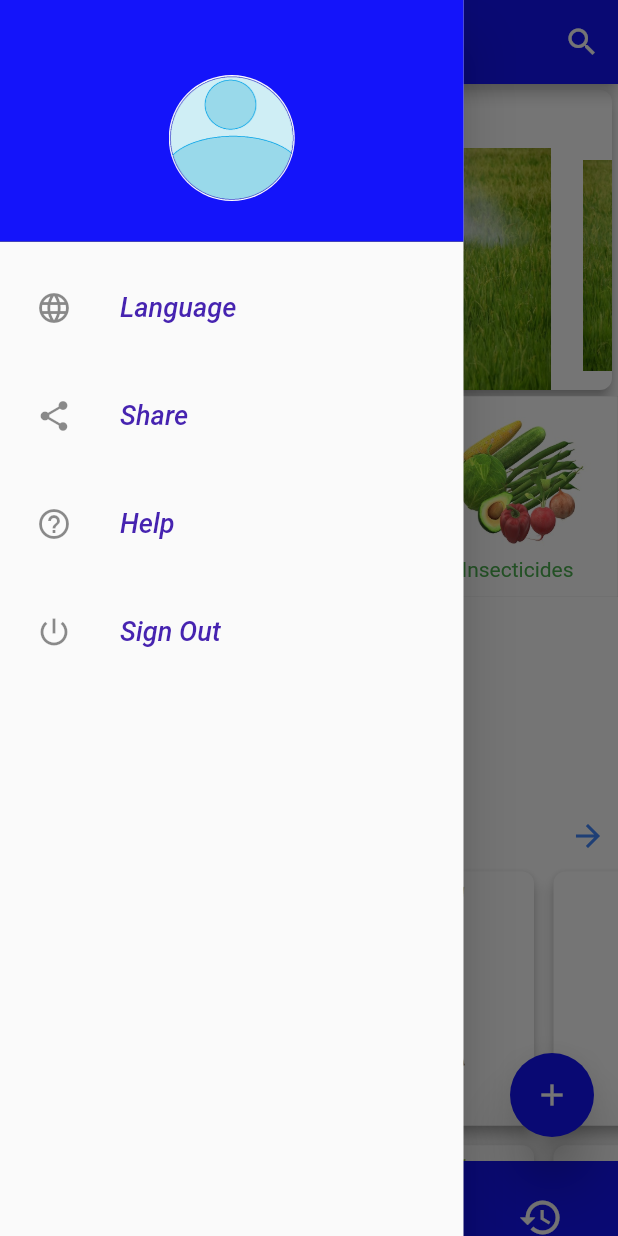
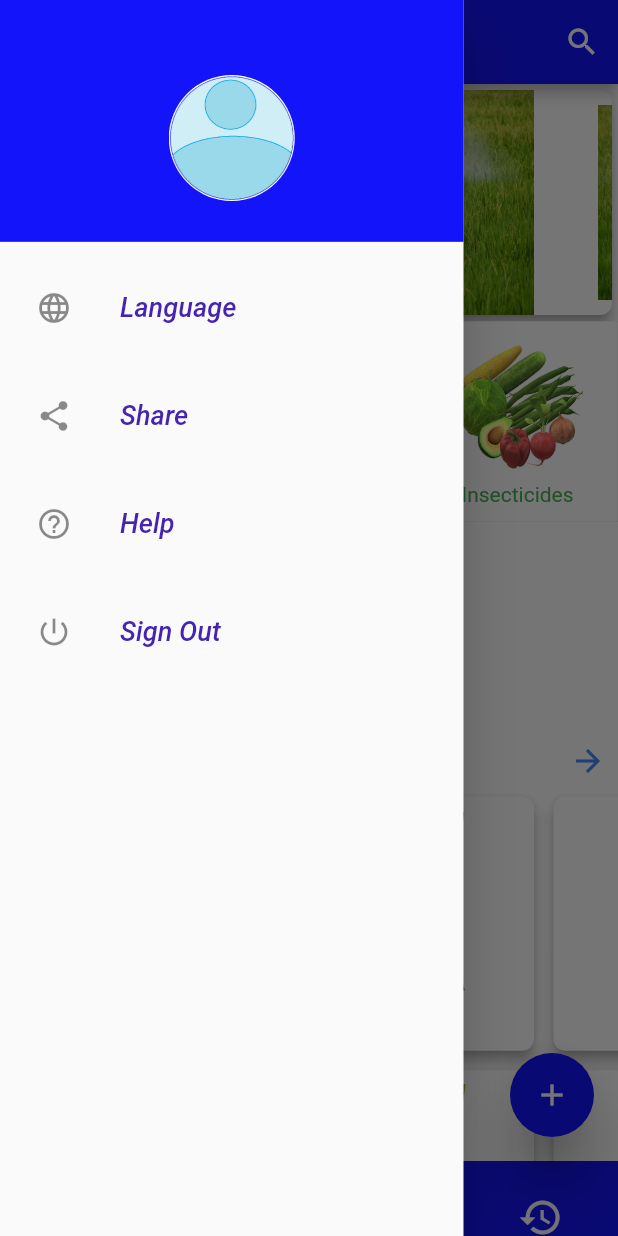
Before and after one commit to swarupanandadhua/HelloKishan, a Flutter app: the Wrapper screen opened directly, with the side drawer open, on a phone screen of 412 x 824 dp. Run offline on Flutter 3.47's test engine with Material 2 defaults, Android fonts, the phone set to English and light mode, and no system bars; drawn by our look-alikes of carousel_slider, curved_navigation_bar; our stand-ins replace cloud_firestore, easy_localization, firebase_auth, firebase_core, firebase_messaging, firebase_storage and 5 more; missing offline and left inert: firebase_admob, firestore_ui, geocoder, geoflutterfire; accounts and stored records are empty.

Commit message:
Release:1.0.1

```diff
--- a/lib/Models/Products.dart
+++ b/lib/Models/Products.dart
@@ -1,10 +1,10 @@
 const List<List<String>> FERTLIZERS = [
-  ['Paras SSP', 'Paras SSP', 'assets/images/paras-ssp.png', '0'],
-  ['Paras 10-26', 'Paas 10-26', 'assets/images/paras-10-26-26.png', '1'],
-  ['Paras 12-32', 'Paras 12-32', 'assets/images/paras-12-32-16.png', '2'],
-  ['Paras 14-35', 'Paras 14-35', 'assets/images/paras-14-35-14.png', '3'],
-  ['Paras DAP', 'Paras DAP', 'assets/images/paras-dap.png', '4'],
-  ['Paras MOP', 'Paras MOP', 'assets/images/paras-mop.png', '5'],
+  ['পরশ SSP', 'Paras SSP', 'assets/images/paras-ssp.png', '0'],
+  ['পরশ ১০-২৬', 'Paas 10-26', 'assets/images/paras-10-26-26.png', '1'],
+  ['পরশ 12-32', 'Paras 12-32', 'assets/images/paras-12-32-16.png', '2'],
+  ['পরশ 14-35', 'Paras 14-35', 'assets/images/paras-14-35-14.png', '3'],
+  ['পরশ ডি.এ.পি.', 'Paras DAP', 'assets/images/paras-dap.png', '4'],
+  ['পরশ MOP', 'Paras MOP', 'assets/images/paras-mop.png', '5'],
 ];
 
 const List<List<String>> PRODUCTS = [
--- a/lib/Screens/Common/HelloKishanDialog.dart
+++ b/lib/Screens/Common/HelloKishanDialog.dart
@@ -4,14 +4,12 @@ import 'package:easy_localization/easy_localization.dart';
 import 'package:flutter/material.dart';
 
 class HelloKishanDialog {
-  static int lang = 0;
-
-  static List<String> langs = [
-    'English',
-    'বাংলা',
-  ];
-
   static Dialog languagePickerDialog() {
+    int lang = (SharedPrefData.getLanguage() == 'en_US') ? 0 : 1;
+    List<String> langs = [
+      'English',
+      'বাংলা',
+    ];
     return Dialog(
       shape: RoundedRectangleBorder(
         borderRadius: BorderRadius.circular(12.0),
@@ -34,6 +32,7 @@ class HelloKishanDialog {
                   EasyLocalization.of(context).locale =
                       (lang == 0) ? Locale('en', 'US') : Locale('bn', 'IN');
                   SharedPrefData.setLanguage(newLang);
+                  debugPrint('Changed: $newLang');
                 }
                 Navigator.pop(context, x);
               },
--- a/lib/Screens/Home/HomeScreen.dart
+++ b/lib/Screens/Home/HomeScreen.dart
@@ -7,12 +7,7 @@ import 'package:carousel_slider/carousel_slider.dart';
 import 'package:flutter/material.dart';
 import 'package:easy_localization/easy_localization.dart';
 
-class HomeScreen extends StatefulWidget {
-  @override
-  HomeScreenState createState() => HomeScreenState();
-}
-
-class HomeScreenState extends State<HomeScreen> {
+class HomeScreen extends StatelessWidget {
   final List<String> homeBanners = [
     'assets/images/banner.jpg',
     'assets/images/banner.jpg',
@@ -41,7 +36,7 @@ class HomeScreenState extends State<HomeScreen> {
         Card(
           child: CarouselSlider.builder(
             options: CarouselOptions(
-              height: 200,
+              height: 150,
               enableInfiniteScroll: true,
               autoPlay: true,
               autoPlayInterval: Duration(seconds: 3),
@@ -164,7 +159,7 @@ class HomeScreenState extends State<HomeScreen> {
                   Navigator.push(
                     context,
                     MaterialPageRoute(
-                      builder: (_) => Container(),
+                      builder: (_) => SearchResultScreen(p),
                     ),
                   );
                 },
```
Also changed, not shown: 1 other file.
